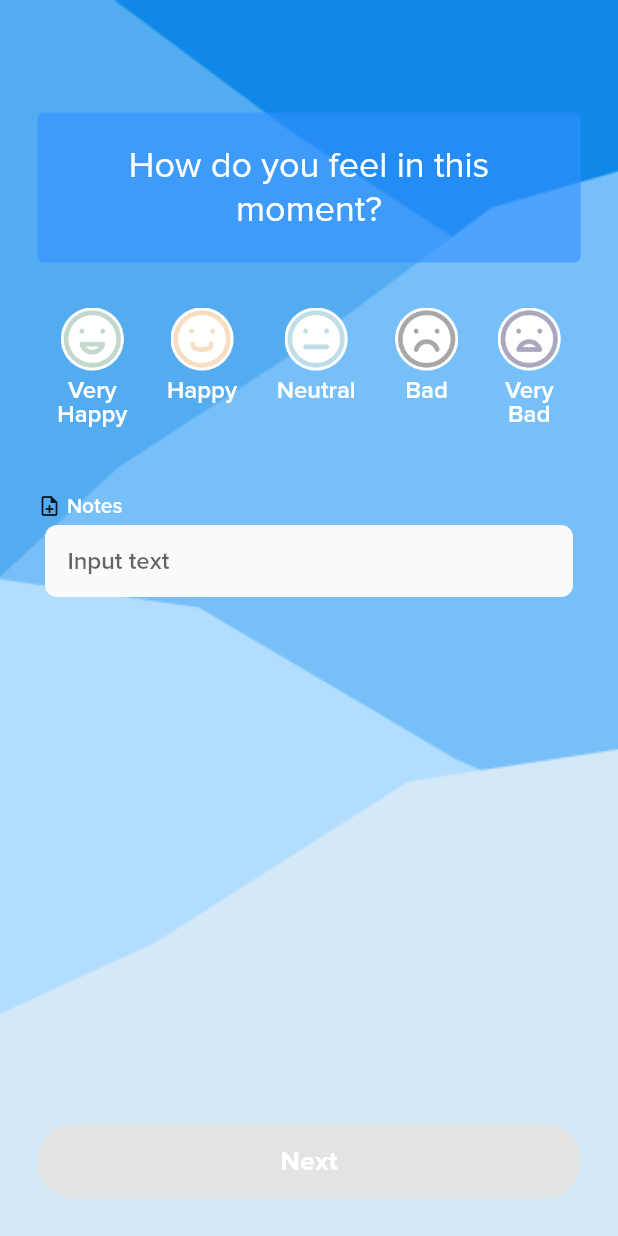
After one commit to JobCuta/CIS-9340-Thesis, a Flutter app: the EmotionalEvaluationStartScreen screen opened by its route, on a phone screen of 412 x 824 dp. The commit adds this screen. Run offline on Flutter 3.47's test engine with Material 2 defaults, Android fonts, the phone set to English and light mode, and no system bars; our stand-ins replace animated_text_kit, circular_countdown_timer, email_validator, flutter_secure_storage, flutter_svg, get and 4 more; accounts and stored records are empty.

Commit message:
initial emotion screens

```diff
--- a/lib/main.dart
+++ b/lib/main.dart
@@ -1,8 +1,12 @@
 import 'package:flutter/material.dart';
+import 'package:flutter_application_1/screens/debug/HomepageScreen.dart';
+import 'package:flutter_application_1/screens/debug/WellnessExercisesScreen.dart';
+import 'package:flutter_application_1/screens/main/EmotionalEvaluationEndScreen.dart';
+import 'package:flutter_application_1/screens/main/EmotionalEvaluationStartScreen.dart';
 import 'package:flutter_application_1/screens/onboarding/login_registration/AnonymousScreen.dart';
 import 'apis/userSecureStorage.dart';
-import 'screens/main/HomepageScreen.dart';
-import 'screens/main/WellnessExercisesScreen.dart';
+// import 'screens/main/HomepageScreen.dart';
+// import 'screens/main/WellnessExercisesScreen.dart';
 import 'screens/onboarding/intro/ShakeScreen.dart';
 import 'screens/onboarding/intro/IntroductionScreen.dart';
 import 'screens/onboarding/login_registration/AboutSelfScreen.dart';
@@ -96,6 +100,12 @@ class _MainState extends State<Main> {
           GetPage(
               name: '/wellnessScreen',
               page: () => const WellnessExercisesScreen()),
+
+          GetPage(
+              name: '/emotionStartScreen', page: () => const EmotionalEvaluationStartScreen()),
+
+          GetPage(
+              name: '/emotionEndScreen', page: () => const EmotionalEvaluationEndScreen()),
         ],
         theme: ThemeData(
           fontFamily: 'Proxima Nova',
--- a/lib/screens/main/EmotionScreen.dart
+++ b/lib/screens/main/EmotionalEvaluationEndScreen.dart
@@ -8,7 +8,7 @@ import '../../../controllers/emotionController.dart';
 
 void main() {
   runApp(
-      const GetMaterialApp(home: EmotionScreen()));
+      const GetMaterialApp(home: EmotionalEvaluationEndScreen()));
 }
 
 class Emotion {
@@ -24,16 +24,16 @@ class Emotion {
   toString() => name;
 }
 
-class EmotionScreen extends StatefulWidget {
-  const EmotionScreen({key}) : super(key: key);
+class EmotionalEvaluationEndScreen extends StatefulWidget {
+  const EmotionalEvaluationEndScreen({key}) : super(key: key);
 
   @override
-  _EmotionScreenState createState() =>
-      _EmotionScreenState();
+  _EmotionalEvaluationEndScreenState createState() =>
+      _EmotionalEvaluationEndScreenState();
 }
 
-class _EmotionScreenState
-    extends State<EmotionScreen> {
+class _EmotionalEvaluationEndScreenState
+    extends State<EmotionalEvaluationEndScreen> {
   @override
   Widget build(BuildContext context) {
     final List<Emotion> positiveEmotionsList = [
@@ -82,7 +82,7 @@ class _EmotionScreenState
                 )
             ),
 
-            leading: BackButton(onPressed: () {Get.offAndToNamed('.homepage');}),
+            leading: BackButton(onPressed: () {Get.toNamed('.homepage');}),
             elevation: 0,
             backgroundColor: Colors.transparent
         ),
--- /dev/null
+++ b/lib/screens/main/EmotionalEvaluationStartScreen.dart
@@ -0,0 +1,339 @@
+import 'package:flutter/material.dart';
+import 'package:get/get.dart';
+
+import '../../../controllers/emotionController.dart';
+
+
+void main() {
+  runApp(const GetMaterialApp(home: EmotionalEvaluationStartScreen()));
+}
+
+class Emotion {
+  final int id;
+  final String name;
+
+  Emotion({
+    required this.id,
+    required this.name,
+  });
+
+  @override
+  toString() => name;
+}
+
+class EmotionalEvaluationStartScreen extends StatefulWidget {
+  const EmotionalEvaluationStartScreen({key}) : super(key: key);
+
+  @override
+  _EmotionalEvaluationStartScreenState createState() =>
+      _EmotionalEvaluationStartScreenState();
+}
+
+class _EmotionalEvaluationStartScreenState extends State<EmotionalEvaluationStartScreen> {
+  bool isVeryHappy = false;
+  bool isHappy = false;
+  bool isNeutral = false;
+  bool isBad = false;
+  bool isVeryBad = false;
+
+  @override
+  Widget build(BuildContext context) {
+    final EmotionController _emotionController = Get.put(EmotionController());
+
+    return Scaffold(
+      body: Stack(children: [
+        Container(
+            decoration: const BoxDecoration(
+                image: DecorationImage(
+                    image: AssetImage(
+                      'assets/background_images/blue_background.png',
+                    ),
+                    fit: BoxFit.cover))),
+
+        Padding(
+          padding: const EdgeInsets.fromLTRB(25, 75, 25, 0),
+          child: ListView(
+            children: [
+              Container(
+                alignment: Alignment.center,
+                height: 100,
+                padding:
+                    const EdgeInsets.symmetric(vertical: 10.0, horizontal: 18.0),
+                decoration: BoxDecoration(
+                    color: const Color(0xff3290FF).withOpacity(0.60),
+                    borderRadius: const BorderRadius.all(Radius.circular(4))),
+                child: Text('How do you feel in this moment?',
+                    textAlign: TextAlign.center,
+                    style: Theme.of(context).textTheme.bodyText2?.copyWith(fontSize: 24, color: Colors.white)),
+              ),
+
+              const SizedBox(height: 30.0),
+
+              Row(
+                mainAxisAlignment: MainAxisAlignment.spaceAround,
+                crossAxisAlignment: CrossAxisAlignment.start,
+                children: [
+                  Column(
+                    mainAxisAlignment: MainAxisAlignment.start,
+                    children: [
+                      Material(
+                        color: Colors.transparent,
+                        child: InkWell(
+                          onTap: () {
+                            _emotionController.updateMainEmotion('Very Happy');
+                            setState(() {
+                              isVeryHappy = true;
+                              isHappy = false;
+                              isNeutral = false;
+                              isBad = false;
+                              isVeryBad = false;
+                            });
+                          }, // Image tapped
+                          splashColor: Colors.white12, // Splash color over image
+                          child: Ink.image(
+                            image: (isVeryHappy)
+                                ? const AssetImage(
+                                    'assets/images/face_very_happy_selected.png',
+                                  )
+                                : const AssetImage(
+                                    'assets/images/face_very_happy.png'),
+                            width: 42,
+                            height: 42,
+                          ),
+                        ),
+                      ),
+
+                      const SizedBox(height: 5.0),
+
+                      Text('Very\nHappy',
+                          textAlign: TextAlign.center,
+                          style: Theme.of(context).textTheme.bodyText1?.copyWith(fontSize: 16, color: Colors.white))
+                    ],
+                  ),
+
+                  Center(
+                    child: Wrap(
+                      crossAxisAlignment: WrapCrossAlignment.center,
+                      direction: Axis.vertical,
+                      spacing: 5,
+                      children: [
+                        Material(
+                          color: Colors.transparent,
+                          child: InkWell(
+                            onTap: () {
+                              _emotionController.updateMainEmotion('Happy');
+                              setState(() {
+                                isVeryHappy = false;
+                                isHappy = true;
+                                isNeutral = false;
+                                isBad = false;
+                                isVeryBad = false;
+                              });
+                            }, // Image tapped
+                            splashColor: Colors.white12, // Splash color over image
+                            child: Ink.image(
+                              image: (isHappy)
+                                  ? const AssetImage(
+                                      'assets/images/face_happy_selected.png',
+                                    )
+                                  : const AssetImage('assets/images/face_happy.png'),
+                              width: 42,
+                              height: 42,
+                            ),
+                          ),
+                        ),
+                        Text('Happy',
+                            textAlign: TextAlign.center,
+                            style: Theme.of(context).textTheme.bodyText1?.copyWith(fontSize: 16, color: Colors.white))
+                      ],
+                    ),
+                  ),
+
+                Center(
+                  child: Wrap(
+                    crossAxisAlignment: WrapCrossAlignment.center,
+                    direction: Axis.vertical,
+                    spacing: 5,
+                    children: [
+                      Material(
+                        color: Colors.transparent,
+                        child: InkWell(
+                          onTap: () {
+                            _emotionController.updateMainEmotion('Neutral');
+                            setState(() {
+                              isVeryHappy = false;
+                              isHappy = false;
+                              isNeutral = true;
+                              isBad = false;
+                              isVeryBad = false;
+                            });
+                          }, // Image tapped
+                          splashColor: Colors.white12, // Splash color over image
+                          child: Ink.image(
+                            image: (isNeutral)
+                                ? const AssetImage(
+                                    'assets/images/face_neutral_selected.png',
+                                  )
+                                : const AssetImage('assets/images/face_neutral.png'),
+                            width: 42,
+                            height: 42,
+                          ),
+                        ),
+                      ),
+                      Text('Neutral',
+                        textAlign: TextAlign.center,
+                        style: Theme.of(context).textTheme.bodyText1?.copyWith(fontSize: 16, color: Colors.white))
+                    ],
+                  ),
+                ),
+
+                Center(
+                  child: Wrap(
+                    crossAxisAlignment: WrapCrossAlignment.center,
+                    direction: Axis.vertical,
+                    spacing: 5,
+                    children: [
+                      Material(
+                        color: Colors.transparent,
+                        child: InkWell(
+                          onTap: () {
+                            _emotionController.updateMainEmotion('Bad');
+                            setState(() {
+                              isVeryHappy = false;
+                              isHappy = false;
+                              isNeutral = false;
+                              isBad = true;
+                              isVeryBad = false;
+                            });
+                          },
+                          splashColor: Colors.white12,
+                          child: Ink.image(
+                            image: (isBad)
+                                ? const AssetImage(
+                                    'assets/images/face_bad_selected.png',
+                                  )
+                                : const AssetImage('assets/images/face_bad.png'),
+                            width: 42,
+                            height: 42,
+                          ),
+                        ),
+                      ),
+                      Text('Bad',
+                        textAlign: TextAlign.center,
+                        style: Theme.of(context).textTheme.bodyText1?.copyWith(fontSize: 16, color: Colors.white))
+                    ],
+                  ),
+                ),
+
+                Center(
+                  child: Wrap(
+                    crossAxisAlignment: WrapCrossAlignment.center,
+                    direction: Axis.vertical,
+                    spacing: 5,
+                    children: [
+                      Material(
+                        color: Colors.transparent,
+                        child: InkWell(
+                          onTap: () {
+                            _emotionController.updateMainEmotion('Very Bad');
+                            setState(() {
+                              isVeryHappy = false;
+                              isHappy = false;
+                              isNeutral = false;
+                              isBad = false;
+                              isVeryBad = true;
+                            });
+                          }, // Image tapped
+                          splashColor: Colors.white12, // Splash color over image
+                          child: Ink.image(
+                            image: (isVeryBad)
+                                ? const AssetImage(
+                                    'assets/images/face_very_bad_selected.png',
+                                  )
+                                : const AssetImage(
+                                    'assets/images/face_very_bad.png'),
+                            width: 42,
+                            height: 42,
+                          ),
+                        ),
+                      ),
+                      Text('Very\nBad',
+                        textAlign: TextAlign.center,
+                        style: Theme.of(context).textTheme.bodyText1?.copyWith(fontSize: 16, color: Colors.white))
+                    ],
+                  ),
+                ),
+              ]),
+
+              const SizedBox(height: 45.0),
+
+              RichText(
+                text: TextSpan(
+                  children: [
+                    const WidgetSpan(child: Icon(Icons.note_add_outlined, size: 16)),
+                    TextSpan(text: " Notes", style: Theme.of(context).textTheme.bodyText1?.copyWith(fontSize: 14, color: Colors.white)),
+                  ],
+                ),
+              ),
+
+              Padding(
+                padding: EdgeInsets.symmetric(vertical: 5.0, horizontal: 5.0),
+                child: Material(
+                  borderRadius: BorderRadius.all(Radius.circular(8)),
+                  child: TextField(
+                    style: Theme.of(context).textTheme.bodyText1?.copyWith(fontSize: 16),
+                    // controller: controller,
+                    maxLines: null,
+                    // onChanged: onChanged,
+                    decoration: InputDecoration(
+                      hintText: 'Input text',
+                      border: InputBorder.none,
+                      contentPadding: EdgeInsets.symmetric(horizontal: 15.0, vertical: 13.0),
+
+                    ),
+                  ),
+                ),
+              ),
+
+            ],
+          ),
+        ),
+
+        Container(
+          padding: const EdgeInsets.symmetric(vertical: 25, horizontal: 25),
+          child: Align(
+            alignment: Alignment.bottomCenter,
+            child: SizedBox(
+              width: MediaQuery.of(context).size.width,
+              height: 50,
+              child: ElevatedButton(
+                  child: const Text(
+                    'Next',
+                    style: TextStyle(color: Colors.white, fontWeight: FontWeight.bold, fontSize: 18),
+                  ),
+                  style: ElevatedButton.styleFrom(
+                    elevation: 0,
+                    shape: RoundedRectangleBorder(
+                      borderRadius: BorderRadius.circular(24),
+                    ),
+                    padding: const EdgeInsets.all(10),
+                    primary: (isVeryHappy ||
+                            isHappy ||
+                            isNeutral ||
+                            isBad ||
+                            isVeryBad)
+                        ? const Color(0xffFFBE18)
+                        : const Color(0xffE2E4E4),
+                  ),
+                  onPressed: () {
+                    (isVeryHappy || isHappy || isNeutral || isBad || isVeryBad)
+                        ? Get.toNamed('/emotionEndScreen')
+                        : null;
+                  }),
+            ),
+          ),
+        ),
+      ]),
+    );
+  }
+}
--- a/lib/screens/main/HomepageScreen.dart
+++ b/lib/screens/main/HomepageScreen.dart
@@ -140,6 +140,7 @@ class _HomePageScreenState extends State<HomePageScreen> {
                           Row(
                             mainAxisAlignment: MainAxisAlignment.spaceBetween,
                             children: [
+
                               Text("Add today's entry",
                                   textAlign: TextAlign.center,
                                   style: TextStyle(
@@ -149,14 +150,17 @@ class _HomePageScreenState extends State<HomePageScreen> {
                                       fontWeight: FontWeight.w400)
                               ),
 
-                              Text('Go',
+                              TextButton(
+                                onPressed: () {Get.toNamed('/emotionStartScreen');},
+                                child: Text('Go',
                                   textAlign: TextAlign.center,
                                   style: TextStyle(
                                       color: Color(0xACB2B4).withOpacity(1.0),
                                       fontSize: 16,
                                       fontFamily: 'Proxima Nova',
                                       fontWeight: FontWeight.w400)
-                              ),
+                              )),
+
                             ],
                           ),
                         ],
```
